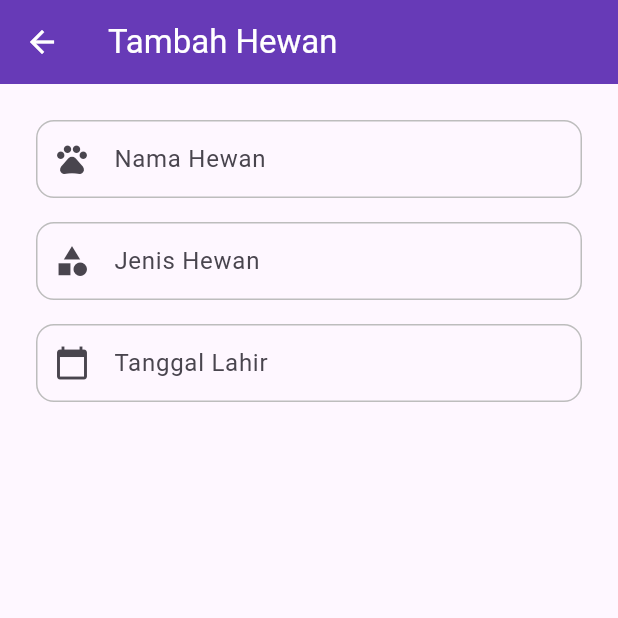
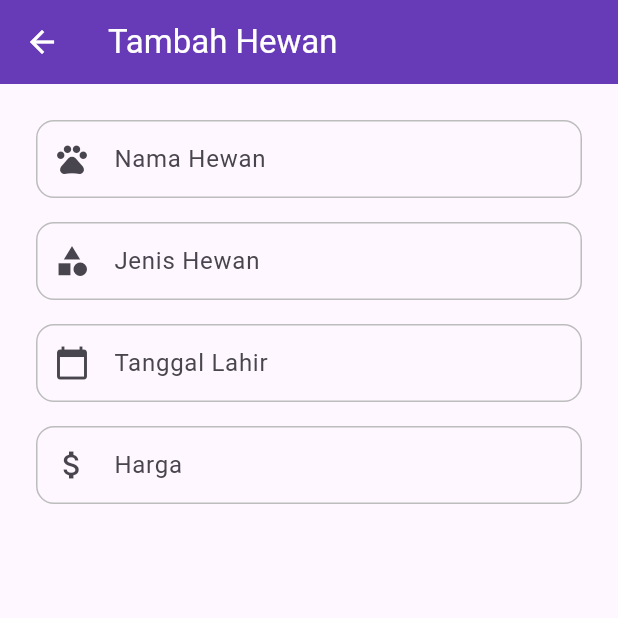
Before and after one commit to thekill022/RestAPI_0174, a Flutter app: the AddHewanPage screen opened directly, on a phone screen of 412 x 824 dp, the top half of it. Run offline on Flutter 3.47's test engine with Material 3 defaults, Android fonts, the phone set to English and light mode, and no system bars; our stand-ins replace equatable, flutter_bloc, flutter_secure_storage; accounts and stored records are empty.

Commit message:
menambahkan custom textfield harga hewan pada add hewan page

```diff
--- a/lib/ui/pages/add_hewan_page.dart
+++ b/lib/ui/pages/add_hewan_page.dart
@@ -58,6 +58,14 @@ class _AddHewanPageState extends State<AddHewanPage> {
                 hint: 'YYYY-MM-DD',
                 prefixIcon: Icons.calendar_today,
               ),
+              const SizedBox(height: 16),
+              CustomTextField(
+                controller: _hargaController,
+                label: 'Harga',
+                hint: 'Masukkan harga',
+                prefixIcon: Icons.attach_money,
+                keyboardType: TextInputType.number,
+              ),
             ],
           ),
         ),
```
